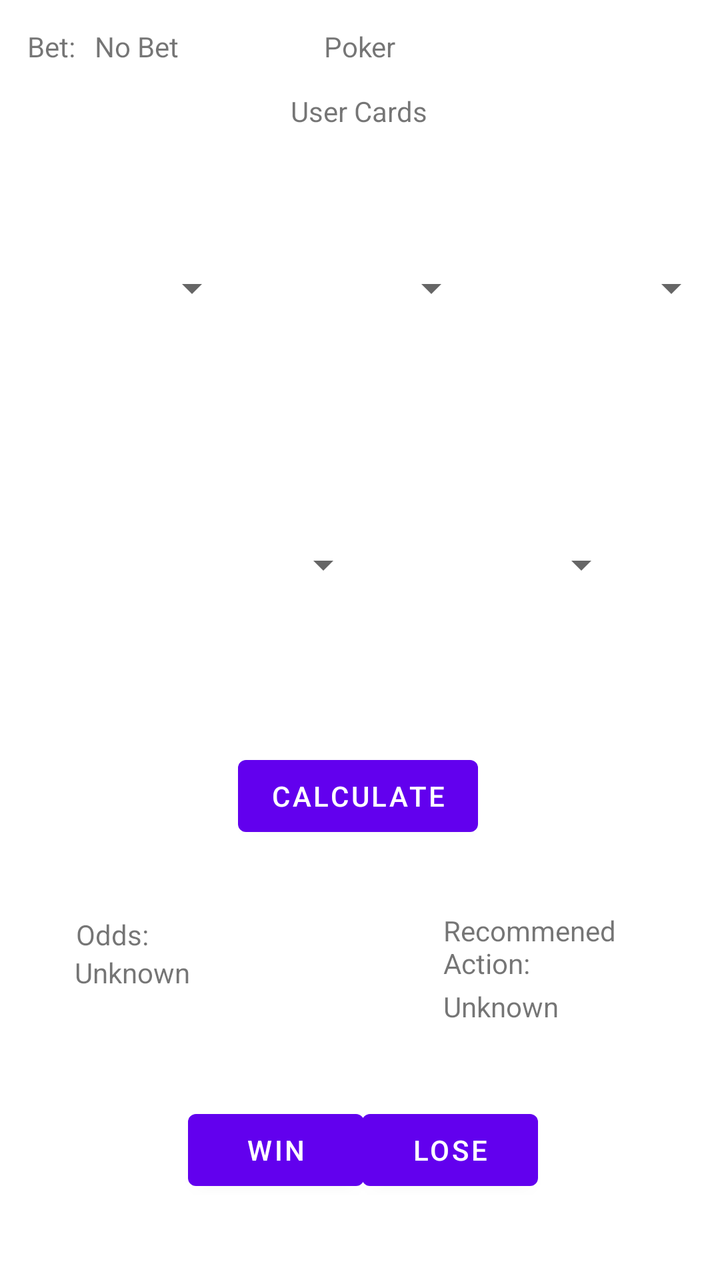
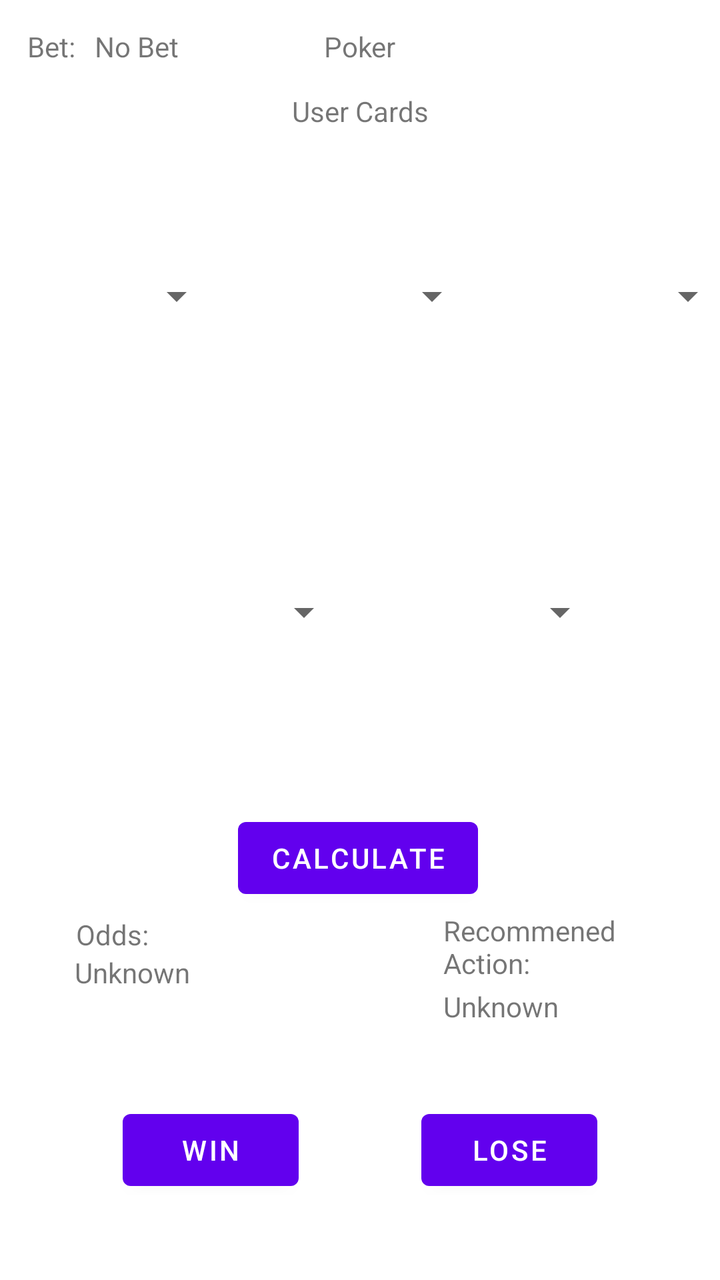

Two renders of the same Android screen: before a commit and after it. Below are the layout's source before the change and the commit's diff.
<!-- AndroidManifest.xml: application theme Theme.GamblingBadger -->
<!-- res/layout/fragment_poker.xml -->
<?xml version="1.0" encoding="utf-8"?>
<androidx.constraintlayout.widget.ConstraintLayout xmlns:android="http://schemas.android.com/apk/res/android"
    xmlns:app="http://schemas.android.com/apk/res-auto"
    xmlns:tools="http://schemas.android.com/tools"
    android:layout_width="match_parent"
    android:layout_height="match_parent"
    tools:context=".gamesession.poker.PokerFragment" >

    <TextView
        android:id="@+id/RecommendedAction_Label"
        android:layout_width="99dp"
        android:layout_height="38dp"
        android:text="Recommened Action:"
        app:layout_constraintBottom_toBottomOf="parent"
        app:layout_constraintEnd_toEndOf="parent"
        app:layout_constraintHorizontal_bias="0.849"
        app:layout_constraintStart_toStartOf="parent"
        app:layout_constraintTop_toTopOf="parent"
        app:layout_constraintVertical_bias="0.757" />

    <TextView
        android:id="@+id/recommendedAction_textview"
        android:layout_width="99dp"
        android:layout_height="38dp"
        android:text="Unknown"
        app:layout_constraintBottom_toBottomOf="parent"
        app:layout_constraintEnd_toEndOf="parent"
        app:layout_constraintHorizontal_bias="0.849"
        app:layout_constraintStart_toStartOf="parent"
        app:layout_constraintTop_toBottomOf="@+id/RecommendedAction_Label"
        app:layout_constraintVertical_bias="0.0" />

    <Spinner
        android:id="@+id/poker_spinner_dealerCard5"
        android:layout_width="120dp"
        android:layout_height="150dp"
        android:contentDescription="@string/temporary"
        android:dropDownWidth="100dp"
        app:layout_constraintBottom_toBottomOf="parent"
        app:layout_constraintEnd_toEndOf="parent"
        app:layout_constraintHorizontal_bias="0.164"
        app:layout_constraintStart_toEndOf="@+id/poker_spinner_dealerCard4"
        app:layout_constraintTop_toTopOf="parent"
        app:layout_constraintVertical_bias="0.423" />

    <Spinner
        android:id="@+id/poker_spinner_dealerCard4"
        android:layout_width="120dp"
        android:layout_height="150dp"
        android:contentDescription="@string/temporary"
        android:dropDownWidth="100dp"
        app:layout_constraintBottom_toBottomOf="parent"
        app:layout_constraintEnd_toEndOf="parent"
        app:layout_constraintHorizontal_bias="0.274"
        app:layout_constraintStart_toStartOf="parent"
        app:layout_constraintTop_toTopOf="parent"
        app:layout_constraintVertical_bias="0.423" />

    <Spinner
        android:id="@+id/poker_spinner_dealerCard3"
        android:layout_width="120dp"
        android:layout_height="150dp"
        android:contentDescription="@string/temporary"
        android:dropDownWidth="100dp"
        app:layout_constraintBottom_toBottomOf="parent"
        app:layout_constraintEnd_toEndOf="parent"
        app:layout_constraintHorizontal_bias="0.384"
        app:layout_constraintStart_toEndOf="@+id/poker_spinner_dealerCard2"
        app:layout_constraintTop_toTopOf="parent"
        app:layout_constraintVertical_bias="0.141" />

    <Spinner
        android:id="@+id/poker_spinner_dealerCard2"
        android:layout_width="120dp"
        android:layout_height="150dp"
        android:contentDescription="@string/temporary"
        android:dropDownWidth="100dp"
        app:layout_constraintBottom_toBottomOf="parent"
        app:layout_constraintEnd_toEndOf="parent"
        app:layout_constraintHorizontal_bias="0.498"
        app:layout_constraintStart_toStartOf="parent"
        app:layout_constraintTop_toTopOf="parent"
        app:layout_constraintVertical_bias="0.141" />

    <Spinner
        android:id="@+id/poker_spinner_dealerCard1"
        android:layout_width="120dp"
        android:layout_height="150dp"
        android:contentDescription="@string/temporary"
        android:dropDownWidth="100dp"
        app:layout_constraintBottom_toBottomOf="parent"
        app:layout_constraintEnd_toStartOf="@+id/poker_spinner_dealerCard2"
        app:layout_constraintHorizontal_bias="0.64"
        app:layout_constraintStart_toStartOf="parent"
        app:layout_constraintTop_toTopOf="parent"
        app:layout_constraintVertical_bias="0.141" />

    <TextView
        android:id="@+id/poker_Title"
        android:layout_width="wrap_content"
        android:layout_height="wrap_content"
        android:text="Poker"
        app:layout_constraintBottom_toBottomOf="parent"
        app:layout_constraintEnd_toEndOf="parent"
        app:layout_constraintStart_toStartOf="parent"
        app:layout_constraintTop_toTopOf="parent"
        app:layout_constraintVertical_bias="0.022" />

    <TextView
        android:id="@+id/UserHand_Label"
        android:layout_width="wrap_content"
        android:layout_height="wrap_content"
        android:text="User Cards"
        app:layout_constraintBottom_toBottomOf="parent"
        app:layout_constraintEnd_toEndOf="parent"
        app:layout_constraintHorizontal_bias="0.498"
        app:layout_constraintStart_toStartOf="parent"
        app:layout_constraintTop_toTopOf="parent"
        app:layout_constraintVertical_bias="0.074" />

    <TextView
        android:id="@+id/Bet_Label"
        android:layout_width="wrap_content"
        android:layout_height="wrap_content"
        android:text="Bet:"
        app:layout_constraintBottom_toBottomOf="parent"
        app:layout_constraintEnd_toEndOf="parent"
        app:layout_constraintHorizontal_bias="0.041"
        app:layout_constraintStart_toStartOf="parent"
        app:layout_constraintTop_toTopOf="parent"
        app:layout_constraintVertical_bias="0.022" />

    <Button
        android:id="@+id/Calculate_button_poker"
        android:layout_width="wrap_content"
        android:layout_height="wrap_content"
        android:text="Calculate"
        app:layout_constraintBottom_toBottomOf="parent"
        app:layout_constraintEnd_toEndOf="parent"
        app:layout_constraintHorizontal_bias="0.496"
        app:layout_constraintStart_toStartOf="parent"
        app:layout_constraintTop_toTopOf="parent"
        app:layout_constraintVertical_bias="0.632" />

    <TextView
        android:id="@+id/Bet_textview_Poker"
        android:layout_width="wrap_content"
        android:layout_height="wrap_content"
        android:text="No Bet"
        app:layout_constraintBottom_toBottomOf="parent"
        app:layout_constraintEnd_toEndOf="parent"
        app:layout_constraintHorizontal_bias="0.035"
        app:layout_constraintStart_toEndOf="@+id/Bet_Label"
        app:layout_constraintTop_toTopOf="parent"
        app:layout_constraintVertical_bias="0.022" />

    <Button
        android:id="@+id/Win_button_poker"
        android:layout_width="wrap_content"
        android:layout_height="wrap_content"
        android:text="Win"
        app:layout_constraintBottom_toBottomOf="parent"
        app:layout_constraintEnd_toEndOf="parent"
        app:layout_constraintHorizontal_bias="0.346"
        app:layout_constraintStart_toStartOf="parent"
        app:layout_constraintTop_toTopOf="parent"
        app:layout_constraintVertical_bias="0.931" />

    <Button
        android:id="@+id/Lose_button_poker"
        android:layout_width="wrap_content"
        android:layout_height="wrap_content"
        android:text="Lose"
        app:layout_constraintBottom_toBottomOf="parent"
        app:layout_constraintEnd_toEndOf="parent"
        app:layout_constraintHorizontal_bias="0.665"
        app:layout_constraintStart_toStartOf="parent"
        app:layout_constraintTop_toTopOf="parent"
        app:layout_constraintVertical_bias="0.931" />

    <TextView
        android:id="@+id/Odds_Label"
        android:layout_width="wrap_content"
        android:layout_height="wrap_content"
        android:text="Odds:"
        app:layout_constraintBottom_toBottomOf="parent"
        app:layout_constraintEnd_toEndOf="parent"
        app:layout_constraintHorizontal_bias="0.117"
        app:layout_constraintStart_toStartOf="parent"
        app:layout_constraintTop_toTopOf="parent"
        app:layout_constraintVertical_bias="0.737" />

    <TextView
        android:id="@+id/Odds_textview"
        android:layout_width="wrap_content"
        android:layout_height="wrap_content"
        android:text="Unknown"
        app:layout_constraintBottom_toBottomOf="parent"
        app:layout_constraintEnd_toEndOf="parent"
        app:layout_constraintHorizontal_bias="0.124"
        app:layout_constraintStart_toStartOf="parent"
        app:layout_constraintTop_toBottomOf="@+id/Odds_Label"
        app:layout_constraintVertical_bias="0.0" />

</androidx.constraintlayout.widget.ConstraintLayout>
<!-- resources referenced by this layout -->
<resources>
  <string name="temporary">TEMP</string>
  <style name="Theme.GamblingBadger" parent="Theme.MaterialComponents.DayNight.DarkActionBar">
          
          <item name="colorPrimary">@color/purple_500</item>
          <item name="colorPrimaryVariant">@color/purple_700</item>
          <item name="colorOnPrimary">@color/white</item>
          
          <item name="colorSecondary">@color/teal_200</item>
          <item name="colorSecondaryVariant">@color/teal_700</item>
          <item name="colorOnSecondary">@color/black</item>
          
          <item name="android:statusBarColor" tools:targetApi="l">?attr/colorPrimaryVariant</item>
          
      </style>
  <color name="purple_500">#FF6200EE</color>
  <color name="purple_700">#FF3700B3</color>
  <color name="white">#FFFFFFFF</color>
  <color name="teal_200">#FF03DAC5</color>
  <color name="teal_700">#FF018786</color>
  <color name="black">#FF000000</color>
</resources>

<!-- the commit's change to res/layout/fragment_poker.xml (unified diff, before → after) -->
@@ -4,7 +4,7 @@
     xmlns:tools="http://schemas.android.com/tools"
     android:layout_width="match_parent"
     android:layout_height="match_parent"
-    tools:context=".gamesession.poker.PokerFragment" >
+    tools:context=".gamesession.poker.PokerFragment">
 
     <TextView
         android:id="@+id/RecommendedAction_Label"
@@ -34,66 +34,54 @@
         android:id="@+id/poker_spinner_dealerCard5"
         android:layout_width="120dp"
         android:layout_height="150dp"
+        android:layout_marginTop="8dp"
         android:contentDescription="@string/temporary"
         android:dropDownWidth="100dp"
-        app:layout_constraintBottom_toBottomOf="parent"
-        app:layout_constraintEnd_toEndOf="parent"
-        app:layout_constraintHorizontal_bias="0.164"
-        app:layout_constraintStart_toEndOf="@+id/poker_spinner_dealerCard4"
-        app:layout_constraintTop_toTopOf="parent"
-        app:layout_constraintVertical_bias="0.423" />
+        app:layout_constraintEnd_toStartOf="@+id/poker_spinner_dealerCard3"
+        app:layout_constraintStart_toEndOf="@+id/poker_spinner_dealerCard2"
+        app:layout_constraintTop_toBottomOf="@+id/poker_spinner_dealerCard2" />
 
     <Spinner
         android:id="@+id/poker_spinner_dealerCard4"
         android:layout_width="120dp"
         android:layout_height="150dp"
+        android:layout_marginTop="8dp"
         android:contentDescription="@string/temporary"
         android:dropDownWidth="100dp"
-        app:layout_constraintBottom_toBottomOf="parent"
-        app:layout_constraintEnd_toEndOf="parent"
-        app:layout_constraintHorizontal_bias="0.274"
-        app:layout_constraintStart_toStartOf="parent"
-        app:layout_constraintTop_toTopOf="parent"
-        app:layout_constraintVertical_bias="0.423" />
+        app:layout_constraintEnd_toStartOf="@+id/poker_spinner_dealerCard2"
+        app:layout_constraintStart_toEndOf="@+id/poker_spinner_dealerCard1"
+        app:layout_constraintTop_toBottomOf="@+id/poker_spinner_dealerCard2" />
 
     <Spinner
         android:id="@+id/poker_spinner_dealerCard3"
         android:layout_width="120dp"
         android:layout_height="150dp"
+        android:layout_marginStart="8dp"
         android:contentDescription="@string/temporary"
         android:dropDownWidth="100dp"
-        app:layout_constraintBottom_toBottomOf="parent"
-        app:layout_constraintEnd_toEndOf="parent"
-        app:layout_constraintHorizontal_bias="0.384"
         app:layout_constraintStart_toEndOf="@+id/poker_spinner_dealerCard2"
-        app:layout_constraintTop_toTopOf="parent"
-        app:layout_constraintVertical_bias="0.141" />
+        app:layout_constraintTop_toTopOf="@+id/poker_spinner_dealerCard2" />
 
     <Spinner
         android:id="@+id/poker_spinner_dealerCard2"
         android:layout_width="120dp"
         android:layout_height="150dp"
+        android:layout_marginTop="8dp"
         android:contentDescription="@string/temporary"
         android:dropDownWidth="100dp"
-        app:layout_constraintBottom_toBottomOf="parent"
         app:layout_constraintEnd_toEndOf="parent"
-        app:layout_constraintHorizontal_bias="0.498"
         app:layout_constraintStart_toStartOf="parent"
-        app:layout_constraintTop_toTopOf="parent"
-        app:layout_constraintVertical_bias="0.141" />
+        app:layout_constraintTop_toBottomOf="@+id/UserHand_Label" />
 
     <Spinner
         android:id="@+id/poker_spinner_dealerCard1"
         android:layout_width="120dp"
         android:layout_height="150dp"
+        android:layout_marginEnd="8dp"
         android:contentDescription="@string/temporary"
         android:dropDownWidth="100dp"
-        app:layout_constraintBottom_toBottomOf="parent"
         app:layout_constraintEnd_toStartOf="@+id/poker_spinner_dealerCard2"
-        app:layout_constraintHorizontal_bias="0.64"
-        app:layout_constraintStart_toStartOf="parent"
-        app:layout_constraintTop_toTopOf="parent"
-        app:layout_constraintVertical_bias="0.141" />
+        app:layout_constraintTop_toTopOf="@+id/poker_spinner_dealerCard2" />
 
     <TextView
         android:id="@+id/poker_Title"
@@ -113,7 +101,6 @@
         android:text="User Cards"
         app:layout_constraintBottom_toBottomOf="parent"
         app:layout_constraintEnd_toEndOf="parent"
-        app:layout_constraintHorizontal_bias="0.498"
         app:layout_constraintStart_toStartOf="parent"
         app:layout_constraintTop_toTopOf="parent"
         app:layout_constraintVertical_bias="0.074" />
@@ -134,13 +121,12 @@
         android:id="@+id/Calculate_button_poker"
         android:layout_width="wrap_content"
         android:layout_height="wrap_content"
+        android:layout_marginTop="24dp"
         android:text="Calculate"
-        app:layout_constraintBottom_toBottomOf="parent"
         app:layout_constraintEnd_toEndOf="parent"
         app:layout_constraintHorizontal_bias="0.496"
         app:layout_constraintStart_toStartOf="parent"
-        app:layout_constraintTop_toTopOf="parent"
-        app:layout_constraintVertical_bias="0.632" />
+        app:layout_constraintTop_toBottomOf="@+id/poker_spinner_dealerCard4" />
 
     <TextView
         android:id="@+id/Bet_textview_Poker"
@@ -160,8 +146,8 @@
         android:layout_height="wrap_content"
         android:text="Win"
         app:layout_constraintBottom_toBottomOf="parent"
-        app:layout_constraintEnd_toEndOf="parent"
-        app:layout_constraintHorizontal_bias="0.346"
+        app:layout_constraintEnd_toStartOf="@+id/Lose_button_poker"
+        app:layout_constraintHorizontal_bias="0.5"
         app:layout_constraintStart_toStartOf="parent"
         app:layout_constraintTop_toTopOf="parent"
         app:layout_constraintVertical_bias="0.931" />
@@ -173,8 +159,8 @@
         android:text="Lose"
         app:layout_constraintBottom_toBottomOf="parent"
         app:layout_constraintEnd_toEndOf="parent"
-        app:layout_constraintHorizontal_bias="0.665"
-        app:layout_constraintStart_toStartOf="parent"
+        app:layout_constraintHorizontal_bias="0.5"
+        app:layout_constraintStart_toEndOf="@+id/Win_button_poker"
         app:layout_constraintTop_toTopOf="parent"
         app:layout_constraintVertical_bias="0.931" />
 
